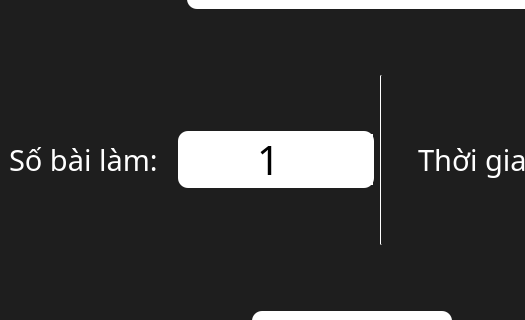
This is UI_Files/edit_form.ui in hoangm960/Astraea as Qt 5 draws it before an edit; both pictures show x 0 to 525 and y 190 to 510 of the 1046 by 650 pixel window. The edited form follows.
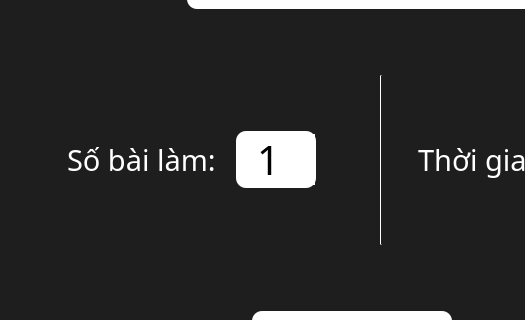
This is the edited form. Icons and pictures are not drawn.

```diff
--- a/UI_Files/edit_form.ui
+++ b/UI_Files/edit_form.ui
@@ -480,6 +480,19 @@
                           <property name="bottomMargin">
                            <number>0</number>
                           </property>
+                          <item>
+                           <spacer name="horizontalSpacer">
+                            <property name="orientation">
+                             <enum>Qt::Horizontal</enum>
+                            </property>
+                            <property name="sizeHint" stdset="0">
+                             <size>
+                              <width>40</width>
+                              <height>20</height>
+                             </size>
+                            </property>
+                           </spacer>
+                          </item>
                           <item>
                            <widget class="QLabel" name="num_label">
                             <property name="minimumSize">
@@ -579,6 +592,19 @@
                             </property>
                            </widget>
                           </item>
+                          <item>
+                           <spacer name="horizontalSpacer_2">
+                            <property name="orientation">
+                             <enum>Qt::Horizontal</enum>
+                            </property>
+                            <property name="sizeHint" stdset="0">
+                             <size>
+                              <width>40</width>
+                              <height>20</height>
+                             </size>
+                            </property>
+                           </spacer>
+                          </item>
                          </layout>
                         </widget>
                        </item>
```
